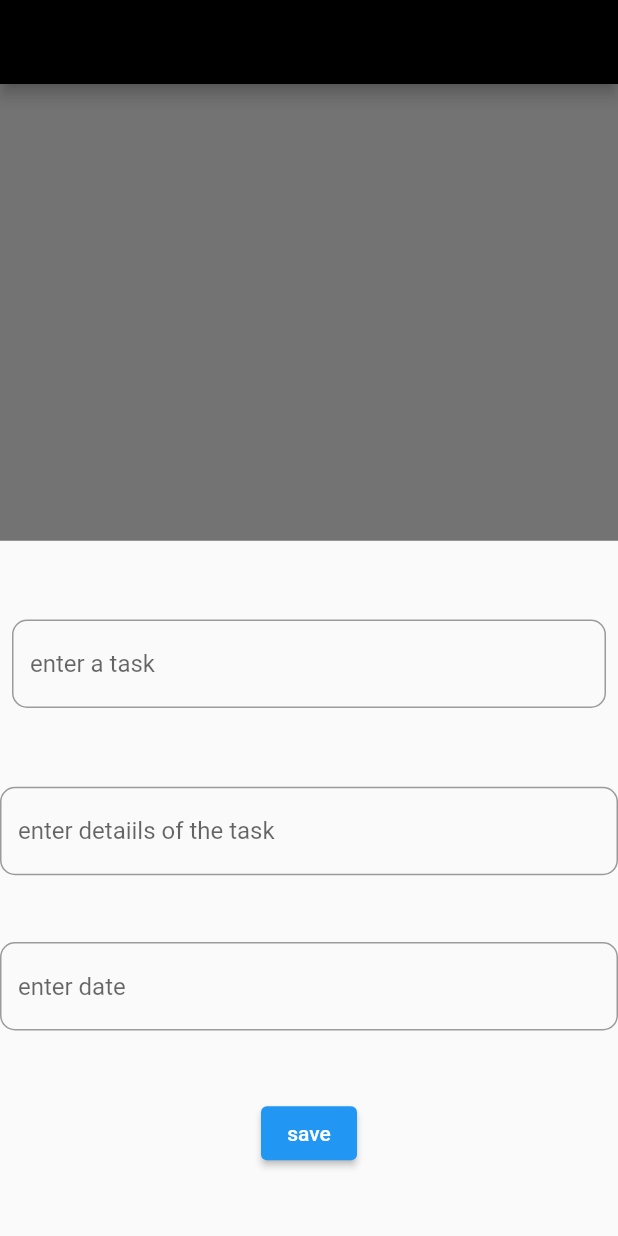
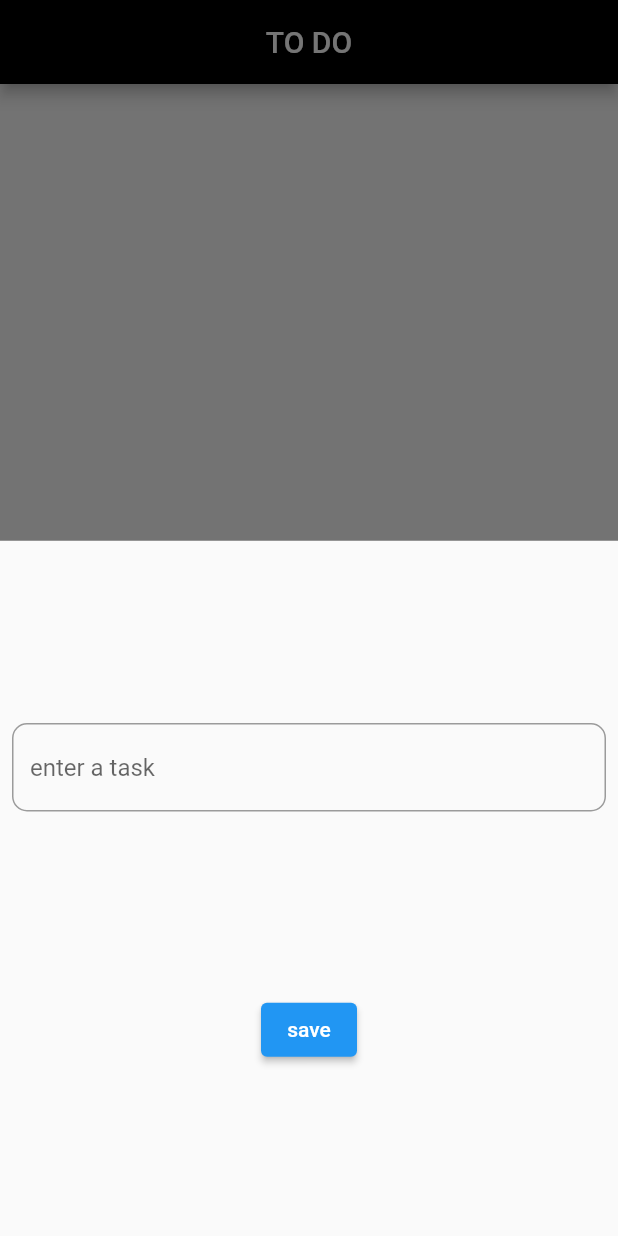
Before and after one commit to Nived-Manoj/to_do, a Flutter app: the screen it shows after launch, after a tap on the "add" icon, on a phone screen of 412 x 824 dp. Run offline on Flutter 3.47's test engine with Material 2 defaults, Android fonts, the phone set to English and light mode, and no system bars; our stand-ins replace hive_flutter; accounts and stored records are empty.

Commit message:
initial commit

```diff
--- a/lib/home_screen.dart
+++ b/lib/home_screen.dart
@@ -11,21 +11,34 @@ class HomeScreen extends StatefulWidget {
 class _HomeScreenState extends State<HomeScreen> {
   var box = Hive.box('myBox');
   final titlecontroller = TextEditingController();
-  final descontroller = TextEditingController();
+  bool? isChecked = false;
+
   var keylist = [];
   @override
   Widget build(BuildContext context) {
     return Scaffold(
-      appBar: AppBar(backgroundColor: Colors.black),
+      appBar: AppBar(
+        centerTitle: true,
+        backgroundColor: Colors.black,
+        title: Text(
+          "TO DO",
+          style: TextStyle(),
+        ),
+      ),
       body: Column(
-        mainAxisAlignment: MainAxisAlignment.spaceBetween,
         children: [
           Expanded(
             child: ListView.builder(
               itemCount: keylist.length,
-              itemBuilder: (context, index) => Container(
-                color: Colors.grey,
-                child: Text(box.get(keylist[index])),
+              itemBuilder: (context, index) => ListTile(
+                trailing: Checkbox(
+                    value: isChecked,
+                    onChanged: (value) {
+                      isChecked = value;
+                      setState(() {});
+                    }),
+                onTap: () {},
+                title: Text(box.get(keylist[index])),
               ),
             ),
           ),
@@ -48,26 +61,17 @@ class _HomeScreenState extends State<HomeScreen> {
                               hintText: "enter a task"),
                         ),
                       ),
-                      TextField(
-                        controller: descontroller,
-                        decoration: InputDecoration(
-                            border: OutlineInputBorder(
-                                borderRadius: BorderRadius.circular(10)),
-                            hintText: "enter detaiils of the task"),
-                      ),
-                      TextField(
-                        decoration: InputDecoration(
-                            border: OutlineInputBorder(
-                                borderRadius: BorderRadius.circular(10)),
-                            hintText: "enter date"),
-                      ),
                       ElevatedButton(
                           onPressed: () {
-                            box.add(titlecontroller.text);
+                            box.add({
+                              "title": titlecontroller.text,
+                              "isCompleted": false
+                            });
                             keylist = box.keys.toList();
                             setState(() {});
+                            titlecontroller.clear();
                           },
-                          child: Text("save"))
+                          child: Text("save")),
                     ],
                   ));
         },
```
